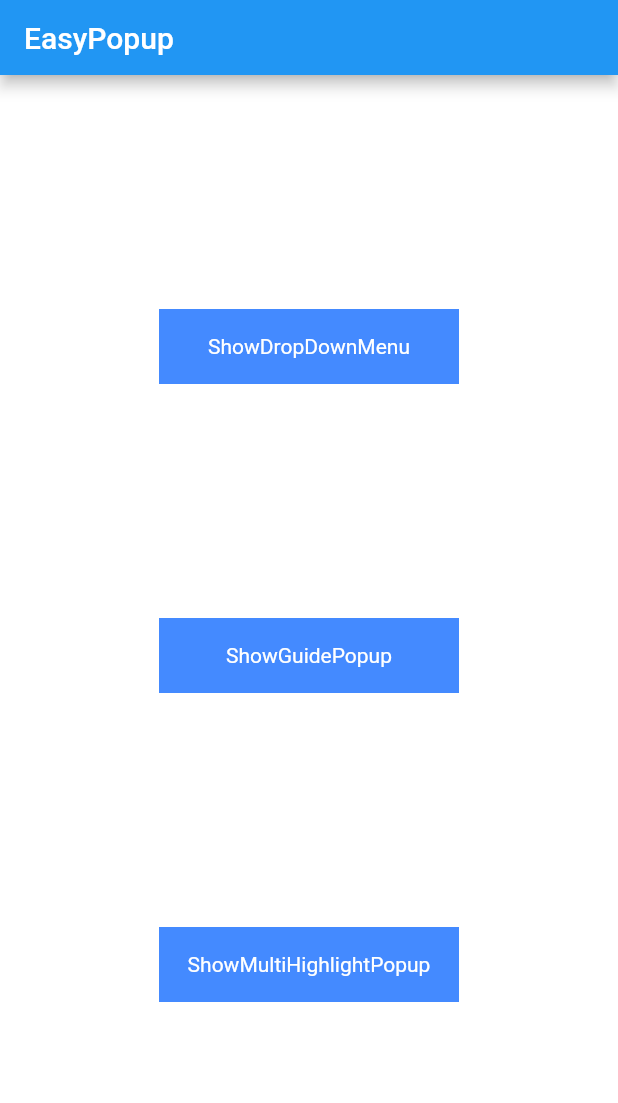
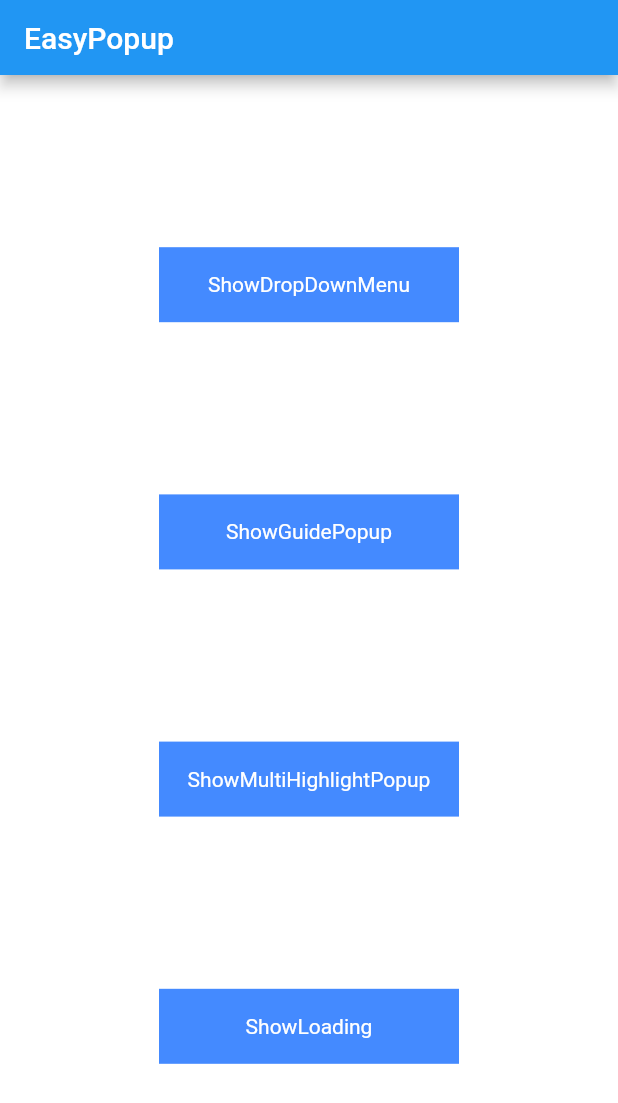
Before and after one commit to BakerJQ/flutter_easy_popup, a Flutter app: the screen it shows after launch, on a phone screen of 412 x 824 dp. Shown: the top 1103 px of the screen. Run offline on Flutter 3.47's test engine with Material 2 defaults, Android fonts, the phone set to English and light mode, and no system bars; our stand-ins replace flutter_spinkit, fluttertoast.

Commit message:
add loading example

```diff
--- a/example/lib/guide_popup.dart
+++ b/example/lib/guide_popup.dart
@@ -59,6 +59,8 @@ class _GuidePopupState extends State<GuidePopup> {
         return 'Click here to show guide.';
       case 2:
         return 'Click here to show multi highlight guide.';
+      case 3:
+        return 'Click here to show loading.';
     }
     return '';
   }
--- a/example/lib/home_page.dart
+++ b/example/lib/home_page.dart
@@ -1,4 +1,5 @@
 import 'package:easy_popup/easy_popup.dart';
+import 'package:easy_popup_example/loading.dart';
 import 'package:flutter/material.dart';
 
 import 'drop_down_menu.dart';
@@ -12,7 +13,8 @@ class Home extends StatefulWidget {
 class _HomeState extends State<Home> {
   GlobalKey key1 = new GlobalKey(),
       key2 = new GlobalKey(),
-      key3 = new GlobalKey();
+      key3 = new GlobalKey(),
+      key4 = new GlobalKey();
 
   @override
   Widget build(BuildContext context) {
@@ -73,6 +75,21 @@ class _HomeState extends State<Home> {
                 ),
               ),
             ),
+            GestureDetector(
+              key: key4,
+              behavior: HitTestBehavior.opaque,
+              onTap: _showLoading,
+              child: Container(
+                color: Colors.blueAccent,
+                alignment: Alignment.center,
+                width: 200,
+                height: 50,
+                child: Text(
+                  'ShowLoading',
+                  style: TextStyle(color: Colors.white),
+                ),
+              ),
+            ),
           ],
         ),
       ),
@@ -82,6 +99,11 @@ class _HomeState extends State<Home> {
   _showDropDownMenu() {
     EasyPopup.show(context, DropDownMenu(),
         offsetLT: Offset(0, MediaQuery.of(context).padding.top + 50));
+  }
+
+  _showLoading() {
+    EasyPopup.show(context, Loading(),
+        darkEnable: false, duration: Duration(milliseconds: 0));
   }
 
   _showGuidePopup() {
@@ -99,7 +121,7 @@ class _HomeState extends State<Home> {
     ];
     EasyPopup.show(
       context,
-      GuidePopup([key1, key2, key3]),
+      GuidePopup([key1, key2, key3, key4]),
       cancelable: false,
       highlights: highlights,
       duration: Duration(milliseconds: 100),
@@ -107,7 +129,7 @@ class _HomeState extends State<Home> {
   }
 
   _showMultiHighlightsGuidePopup() {
-    List<GlobalKey> keys = [key1, key2, key3];
+    List<GlobalKey> keys = [key1, key2, key3, key4];
     List<RRect> highlights = [];
     for (GlobalKey key in keys) {
       RenderBox box = key.currentContext.findRenderObject();
--- a/example/pubspec.yaml
+++ b/example/pubspec.yaml
@@ -29,6 +29,7 @@ dependencies:
   # Use with the CupertinoIcons class for iOS style icons.
   cupertino_icons: ^0.1.3
   fluttertoast: ^7.1.1
+  flutter_spinkit: ^4.1.2
   easy_popup:
     path: ../
 
--- a/lib/src/easy_popup.dart
+++ b/lib/src/easy_popup.dart
@@ -16,6 +16,7 @@ class EasyPopup {
     Offset offsetLT,
     Offset offsetRB,
     bool cancelable = true,
+    bool outsideTouchCancelable = true,
     bool darkEnable = true,
     Duration duration = const Duration(milliseconds: 300),
     List<RRect> highlights,
@@ -26,6 +27,7 @@ class EasyPopup {
         offsetLT: offsetLT,
         offsetRB: offsetRB,
         cancelable: cancelable,
+        outsideTouchCancelable: outsideTouchCancelable,
         darkEnable: darkEnable,
         duration: duration,
         highlights: highlights,
--- a/lib/src/easy_popup_route.dart
+++ b/lib/src/easy_popup_route.dart
@@ -7,6 +7,7 @@ class EasyPopupRoute extends PopupRoute {
   final Offset offsetLT, offsetRB;
   final Duration duration;
   final bool cancelable;
+  final bool outsideTouchCancelable;
   final bool darkEnable;
   final List<RRect> highlights;
 
@@ -15,6 +16,7 @@ class EasyPopupRoute extends PopupRoute {
     this.offsetLT,
     this.offsetRB,
     this.cancelable = true,
+    this.outsideTouchCancelable = true,
     this.darkEnable = true,
     this.duration = const Duration(milliseconds: 300),
     this.highlights,
@@ -38,6 +40,7 @@ class EasyPopupRoute extends PopupRoute {
       offsetRB: offsetRB,
       duration: duration,
       cancelable: cancelable,
+      outsideTouchCancelable: outsideTouchCancelable,
       darkEnable: darkEnable,
       highlights: highlights,
     );
@@ -61,6 +64,7 @@ class _PopRouteWidget extends StatefulWidget {
   final Offset offsetLT, offsetRB;
   final Duration duration;
   final bool cancelable;
+  final bool outsideTouchCancelable;
   final bool darkEnable;
   final List<RRect> highlights;
 
@@ -70,6 +74,7 @@ class _PopRouteWidget extends StatefulWidget {
     this.offsetRB,
     this.duration,
     this.cancelable,
+    this.outsideTouchCancelable,
     this.darkEnable,
     this.highlights,
   });
@@ -129,7 +134,7 @@ class __PopRouteWidgetState extends State<_PopRouteWidget>
       },
       child: GestureDetector(
         onTap: () {
-          if (widget.cancelable) {
+          if (widget.outsideTouchCancelable) {
             dismiss();
             Navigator.of(context).pop();
           }
```
Also changed, not shown: example/lib/loading.dart (added, +26 -0 lines), example/pubspec.lock, 9 other files.
